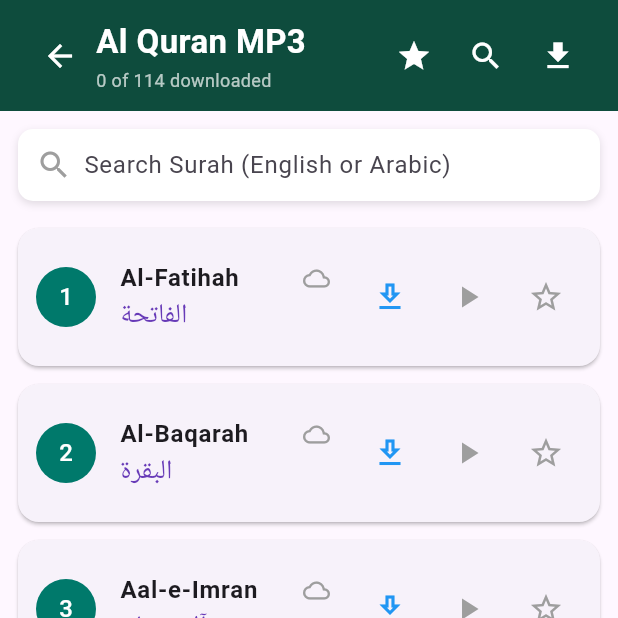
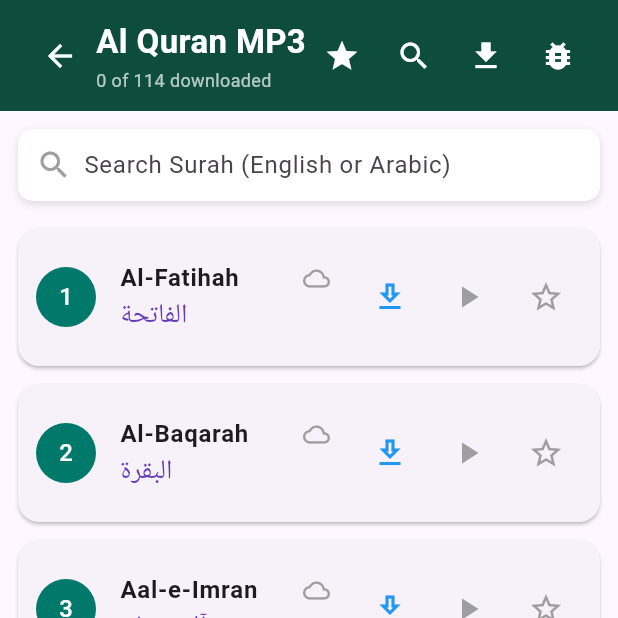
Before and after one commit to imrwebapp/online-app, a Flutter app: the AudioQuranScreen screen opened directly, on a phone screen of 412 x 824 dp, the top half of it. Run offline on Flutter 3.47's test engine with Material 3 defaults, Android fonts, the phone set to English and light mode, and no system bars; our stand-ins replace adhan, flutter_compass, flutter_local_notifications, font_awesome_flutter, geolocator, google_fonts and 6 more; missing offline and left inert: android_alarm_manager_plus, audio_session; accounts and stored records are empty; Roboto replaces fonts that are missing (NotoSans); statements that could not run were skipped.

Commit message:
Added miss

```diff
--- a/lib/screens/audio_quran_screen.dart
+++ b/lib/screens/audio_quran_screen.dart
@@ -7,6 +7,7 @@ import '../services/audio_service.dart';
 import '../services/audio_download_service.dart';
 import 'player_screen.dart';
 import 'favorites_screen.dart';
+import 'debug_log_screen.dart';
 
 class AudioQuranScreen extends StatefulWidget {
   const AudioQuranScreen({super.key});
@@ -36,24 +37,21 @@ class _AudioQuranScreenState extends State<AudioQuranScreen> {
       body: SafeArea(
         child: Column(
           children: [
-            // 🌿 Header with gradient
+            // ── Header ───────────────────────────────────────────────────
             Container(
               padding: const EdgeInsets.symmetric(horizontal: 16, vertical: 12),
-              decoration: BoxDecoration(
-                gradient: LinearGradient(
-                  colors: [
-                    const Color.fromARGB(255, 14, 76, 61),
-                    const Color.fromARGB(255, 14, 76, 61)
-                  ],
-                ),
+              decoration: const BoxDecoration(
+                color: Color.fromARGB(255, 14, 76, 61),
               ),
               child: Row(
                 children: [
-                  // 🔙 Back Arrow
+                  // Back
                   IconButton(
                     icon: const Icon(Icons.arrow_back, color: Colors.white),
                     onPressed: () => Navigator.pop(context),
                   ),
+
+                  // Title
                   Expanded(
                     child: Column(
                       crossAxisAlignment: CrossAxisAlignment.start,
@@ -69,40 +67,49 @@ class _AudioQuranScreenState extends State<AudioQuranScreen> {
                         const SizedBox(height: 2),
                         Text(
                           '${downloadService.downloadedSurahs.length} of ${surahs.length} downloaded',
-                          style: const TextStyle(color: Colors.white70, fontSize: 12),
+                          style: const TextStyle(
+                              color: Colors.white70, fontSize: 12),
                         ),
                       ],
                     ),
                   ),
 
-                  // ⭐ Favorite button
+                  // Favourites
                   IconButton(
                     icon: const Icon(Icons.star, color: Colors.white),
-                    onPressed: () {
-                      Navigator.push(
-                        context,
-                        MaterialPageRoute(
-                          builder: (_) => FavoritesScreen(),
-                        ),
-                      );
-                    },
+                    onPressed: () => Navigator.push(
+                      context,
+                      MaterialPageRoute(builder: (_) => FavoritesScreen()),
+                    ),
                   ),
 
+                  // Search
                   IconButton(
                     icon: const Icon(Icons.search, color: Colors.white),
-                    onPressed: () {
-                      showSearch(context: context, delegate: SurahSearch());
-                    },
+                    onPressed: () =>
+                        showSearch(context: context, delegate: SurahSearch()),
                   ),
+
+                  // Download manager
                   IconButton(
                     icon: const Icon(Icons.download, color: Colors.white),
                     onPressed: () => _showDownloadManager(context),
+                  ),
+
+                  // 🪲 Debug log viewer — tap after pressing play to see logs
+                  IconButton(
+                    icon: const Icon(Icons.bug_report, color: Colors.white),
+                    onPressed: () => Navigator.push(
+                      context,
+                      MaterialPageRoute(
+                          builder: (_) => const DebugLogScreen()),
+                    ),
                   ),
                 ],
               ),
             ),
 
-            // 🔍 Search Bar
+            // ── Search bar ────────────────────────────────────────────────
             Padding(
               padding: const EdgeInsets.all(12),
               child: Container(
@@ -111,11 +118,11 @@ class _AudioQuranScreenState extends State<AudioQuranScreen> {
                 decoration: BoxDecoration(
                   color: Colors.white,
                   borderRadius: BorderRadius.circular(10),
-                  boxShadow: [
+                  boxShadow: const [
                     BoxShadow(
                       blurRadius: 4,
                       color: Colors.black12,
-                      offset: const Offset(0, 2),
+                      offset: Offset(0, 2),
                     ),
                   ],
                 ),
@@ -141,18 +148,17 @@ class _AudioQuranScreenState extends State<AudioQuranScreen> {
               ),
             ),
 
-            // 📖 List of Surahs
+            // ── Surah list ────────────────────────────────────────────────
             Expanded(
               child: ListView.builder(
                 itemCount: filtered.length,
                 itemBuilder: (ctx, i) {
                   final s = filtered[i];
                   final isFav = favService.isFav(s.number);
-
-                  // ✅ FIXED: Check if this is the current surah
-                  final isCurrentSurah = audioService.currentSurah?.number == s.number;
-                  final isPlaying = isCurrentSurah && audioService.isPlaying;
-
+                  final isCurrentSurah =
+                      audioService.currentSurah?.number == s.number;
+                  final isPlaying =
+                      isCurrentSurah && audioService.isPlaying;
                   final isDownloaded = downloadService.isDownloaded(s.number);
                   final isDownloading =
                       downloadService.isDownloading[s.number] ?? false;
@@ -174,7 +180,8 @@ class _AudioQuranScreenState extends State<AudioQuranScreen> {
                           CircleAvatar(
                             backgroundColor: Colors.teal.shade700,
                             child: Text('${s.number}',
-                                style: const TextStyle(color: Colors.white)),
+                                style:
+                                    const TextStyle(color: Colors.white)),
                           ),
                           if (isDownloading)
                             SizedBox(
@@ -194,15 +201,15 @@ class _AudioQuranScreenState extends State<AudioQuranScreen> {
                           Expanded(
                             child: Text(
                               s.nameEn,
-                              style:
-                                  const TextStyle(fontWeight: FontWeight.bold),
+                              style: const TextStyle(
+                                  fontWeight: FontWeight.bold),
                             ),
                           ),
                           if (isDownloaded)
-                            Icon(Icons.offline_pin,
+                            const Icon(Icons.offline_pin,
                                 color: Colors.green, size: 18),
                           if (!isDownloaded && !isDownloading)
-                            Icon(Icons.cloud_outlined,
+                            const Icon(Icons.cloud_outlined,
                                 color: Colors.grey, size: 18),
                         ],
                       ),
@@ -214,7 +221,7 @@ class _AudioQuranScreenState extends State<AudioQuranScreen> {
                       trailing: Wrap(
                         spacing: 4,
                         children: [
-                          // Download button
+                          // Download
                           if (!isDownloaded && !isDownloading)
                             IconButton(
                               icon: const Icon(Icons.download_outlined),
@@ -232,7 +239,7 @@ class _AudioQuranScreenState extends State<AudioQuranScreen> {
                               },
                             ),
 
-                          // Delete button
+                          // Delete
                           if (isDownloaded)
                             IconButton(
                               icon: const Icon(Icons.delete_outline),
@@ -257,11 +264,11 @@ class _AudioQuranScreenState extends State<AudioQuranScreen> {
                                     ],
                                   ),
                                 );
-
                                 if (confirm == true) {
                                   await downloadService.deleteSurah(s);
                                   if (mounted) {
-                                    ScaffoldMessenger.of(context).showSnackBar(
+                                    ScaffoldMessenger.of(context)
+                                        .showSnackBar(
                                       SnackBar(
                                           content: Text(
                                               '🗑️ ${s.nameEn} deleted')),
@@ -271,41 +278,42 @@ class _AudioQuranScreenState extends State<AudioQuranScreen> {
                               },
                             ),
 
-                          // ✅ FIXED: Play/Pause button with proper toggle
+                          // Play / Pause
                           IconButton(
                             icon: Icon(
                               isPlaying ? Icons.pause : Icons.play_arrow,
-                              color: isCurrentSurah ? Colors.teal : Colors.grey,
+                              color: isCurrentSurah
+                                  ? Colors.teal
+                                  : Colors.grey,
                             ),
                             onPressed: isDownloading
                                 ? null
                                 : () async {
-                                    if (isCurrentSurah && audioService.isPlaying) {
-                                      // If this surah is playing, pause it
+                                    if (isCurrentSurah &&
+                                        audioService.isPlaying) {
                                       await audioService.pause();
-                                    } else if (isCurrentSurah && !audioService.isPlaying) {
-                                      // If this surah is loaded but paused, resume it
+                                    } else if (isCurrentSurah &&
+                                        !audioService.isPlaying) {
                                       await audioService.play();
                                     } else {
-                                      // If this is a different surah, load and play it
                                       audioService.setSurahAndPlay(s);
                                     }
-
-                                    // Navigate to player screen
                                     Navigator.push(
                                       context,
                                       MaterialPageRoute(
-                                        builder: (_) => PlayerScreen(surah: s),
+                                        builder: (_) =>
+                                            PlayerScreen(surah: s),
                                       ),
                                     );
                                   },
                           ),
 
-                          // Favorite button
+                          // Favourite
                           IconButton(
                             icon: Icon(
                               isFav ? Icons.star : Icons.star_border,
-                              color: isFav ? Colors.orange : Colors.grey,
+                              color:
+                                  isFav ? Colors.orange : Colors.grey,
                             ),
                             onPressed: () => favService.toggle(s.number),
                           ),
@@ -314,7 +322,8 @@ class _AudioQuranScreenState extends State<AudioQuranScreen> {
                       onTap: isDownloading
                           ? null
                           : () {
-                              audioService.setSurahAndPlay(s, autoplay: false);
+                              audioService.setSurahAndPlay(s,
+                                  autoplay: false);
                               Navigator.push(
                                 context,
                                 MaterialPageRoute(
@@ -341,9 +350,7 @@ class _AudioQuranScreenState extends State<AudioQuranScreen> {
   }
 }
 
-// --------------------------------------------------------------
-// Download Manager Bottom Sheet
-// --------------------------------------------------------------
+// ── Download Manager ──────────────────────────────────────────────────────────
 
 class DownloadManagerSheet extends StatelessWidget {
   @override
@@ -358,10 +365,10 @@ class DownloadManagerSheet extends StatelessWidget {
             children: [
               const Text(
                 'Download Manager',
-                style: TextStyle(fontSize: 20, fontWeight: FontWeight.bold),
+                style: TextStyle(
+                    fontSize: 20, fontWeight: FontWeight.bold),
               ),
               const SizedBox(height: 16),
-
               FutureBuilder<String>(
                 future: downloadService.getTotalDownloadedSize(),
                 builder: (context, snapshot) {
@@ -372,9 +379,7 @@ class DownloadManagerSheet extends StatelessWidget {
                   );
                 },
               ),
-
               const SizedBox(height: 20),
-
               Row(
                 children: [
                   Expanded(
@@ -400,7 +405,8 @@ class DownloadManagerSheet extends StatelessWidget {
                         final confirm = await showDialog<bool>(
                           context: context,
                           builder: (ctx) => AlertDialog(
-                            title: const Text('Clear All Downloads'),
+                            title:
+                                const Text('Clear All Downloads'),
                             content: const Text(
                                 'This will delete all downloaded Surahs. Continue?'),
                             actions: [
@@ -417,7 +423,6 @@ class DownloadManagerSheet extends StatelessWidget {
                             ],
                           ),
                         );
-
                         if (confirm == true) {
                           await downloadService.clearAllDownloads();
                           Navigator.pop(context);
@@ -425,8 +430,8 @@ class DownloadManagerSheet extends StatelessWidget {
                       },
                       icon: const Icon(Icons.delete_sweep),
                       label: const Text('Clear All'),
-                      style:
-                          OutlinedButton.styleFrom(foregroundColor: Colors.red),
+                      style: OutlinedButton.styleFrom(
+                          foregroundColor: Colors.red),
                     ),
                   ),
                 ],
@@ -439,18 +444,19 @@ class DownloadManagerSheet extends StatelessWidget {
   }
 }
 
-// --------------------------------------------------------------
-// Search Delegate
-// --------------------------------------------------------------
+// ── Search Delegate ───────────────────────────────────────────────────────────
 
 class SurahSearch extends SearchDelegate<Surah?> {
   @override
-  List<Widget>? buildActions(BuildContext context) =>
-      [IconButton(icon: const Icon(Icons.clear), onPressed: () => query = '')];
+  List<Widget>? buildActions(BuildContext context) => [
+        IconButton(
+            icon: const Icon(Icons.clear), onPressed: () => query = '')
+      ];
 
   @override
-  Widget? buildLeading(BuildContext context) =>
-      IconButton(icon: const Icon(Icons.arrow_back), onPressed: () => close(context, null));
+  Widget? buildLeading(BuildContext context) => IconButton(
+      icon: const Icon(Icons.arrow_back),
+      onPressed: () => close(context, null));
 
   @override
   Widget buildResults(BuildContext context) {
@@ -473,22 +479,5 @@ class SurahSearch extends SearchDelegate<Surah?> {
   }
 
   @override
-  Widget buildSuggestions(BuildContext context) {
-    final sug = surahs
-        .where((s) =>
-            s.nameEn.toLowerCase().contains(query.toLowerCase()) ||
-            s.nameAr.contains(query))
-        .toList();
-    return ListView.builder(
-      itemCount: sug.length,
-      itemBuilder: (_, i) {
-        final s = sug[i];
-        return ListTile(
-          title: Text(s.nameEn),
-          subtitle: Text(s.nameAr),
-          onTap: () => close(context, s),
-        );
-      },
-    );
-  }
+  Widget buildSuggestions(BuildContext context) => buildResults(context);
 }
```
